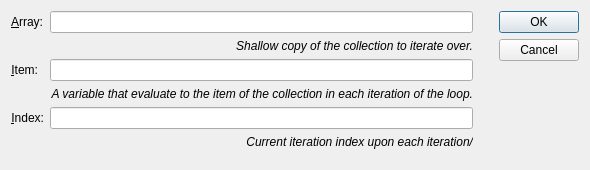
Above: src/modules/specialized/scxml/dialogs/scxmlforeachdialog.ui from lbellonda/qxmledit before the change. Below: the same form after it.
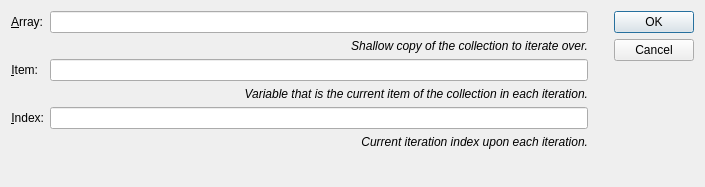
That is the form after the change. Icons and pictures are not drawn.

Diff of the .ui file:
```diff
--- a/src/modules/specialized/scxml/dialogs/scxmlforeachdialog.ui
+++ b/src/modules/specialized/scxml/dialogs/scxmlforeachdialog.ui
@@ -6,8 +6,8 @@
    <rect>
     <x>0</x>
     <y>0</y>
-    <width>590</width>
-    <height>170</height>
+    <width>705</width>
+    <height>187</height>
    </rect>
   </property>
   <property name="windowTitle">
@@ -83,7 +83,7 @@
         </font>
        </property>
        <property name="text">
-        <string>A variable that evaluate to the item of the collection in each iteration of the loop.</string>
+        <string>Variable that is the current item of the collection in each iteration.</string>
        </property>
        <property name="alignment">
         <set>Qt::AlignRight|Qt::AlignTrailing|Qt::AlignVCenter</set>
@@ -111,7 +111,7 @@
         </font>
        </property>
        <property name="text">
-        <string>Current iteration index upon each iteration/</string>
+        <string>Current iteration index upon each iteration.</string>
        </property>
        <property name="alignment">
         <set>Qt::AlignRight|Qt::AlignTrailing|Qt::AlignVCenter</set>
```
Left out of the diff: 8 changed lines with no effect on the pictures.
